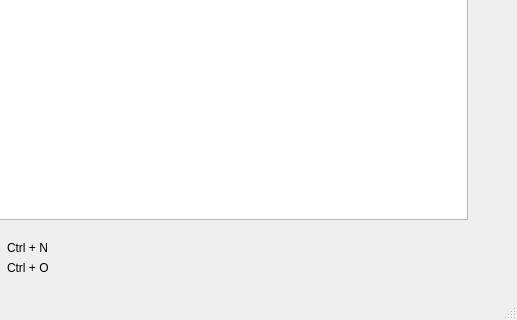
Old version of the form mainwindow.ui in the repository theomeuh/SQLMoteor; both pictures show x 283 to 800 and y 280 to 600 of the 800 by 600 pixel window.
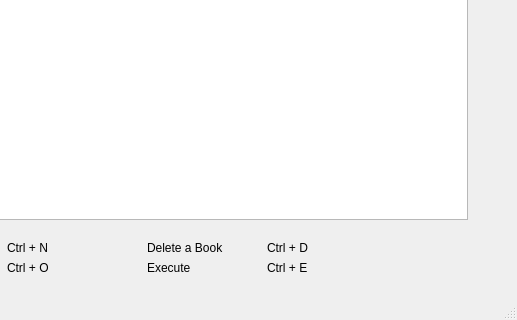
New version of the form.

The edit to the form file:
```diff
--- a/mainwindow.ui
+++ b/mainwindow.ui
@@ -76,6 +76,58 @@
      <string>Ctrl + O</string>
     </property>
    </widget>
+   <widget class="QLabel" name="label_5">
+    <property name="geometry">
+     <rect>
+      <x>430</x>
+      <y>500</y>
+      <width>111</width>
+      <height>17</height>
+     </rect>
+    </property>
+    <property name="text">
+     <string>Delete a Book</string>
+    </property>
+   </widget>
+   <widget class="QLabel" name="label_6">
+    <property name="geometry">
+     <rect>
+      <x>550</x>
+      <y>500</y>
+      <width>67</width>
+      <height>17</height>
+     </rect>
+    </property>
+    <property name="text">
+     <string>Ctrl + D</string>
+    </property>
+   </widget>
+   <widget class="QLabel" name="label_7">
+    <property name="geometry">
+     <rect>
+      <x>430</x>
+      <y>520</y>
+      <width>67</width>
+      <height>17</height>
+     </rect>
+    </property>
+    <property name="text">
+     <string>Execute </string>
+    </property>
+   </widget>
+   <widget class="QLabel" name="label_8">
+    <property name="geometry">
+     <rect>
+      <x>550</x>
+      <y>520</y>
+      <width>67</width>
+      <height>17</height>
+     </rect>
+    </property>
+    <property name="text">
+     <string>Ctrl + E</string>
+    </property>
+   </widget>
   </widget>
   <widget class="QMenuBar" name="menubar">
    <property name="geometry">
```
Left out of the diff: 6 changed lines with no effect on the pictures.
